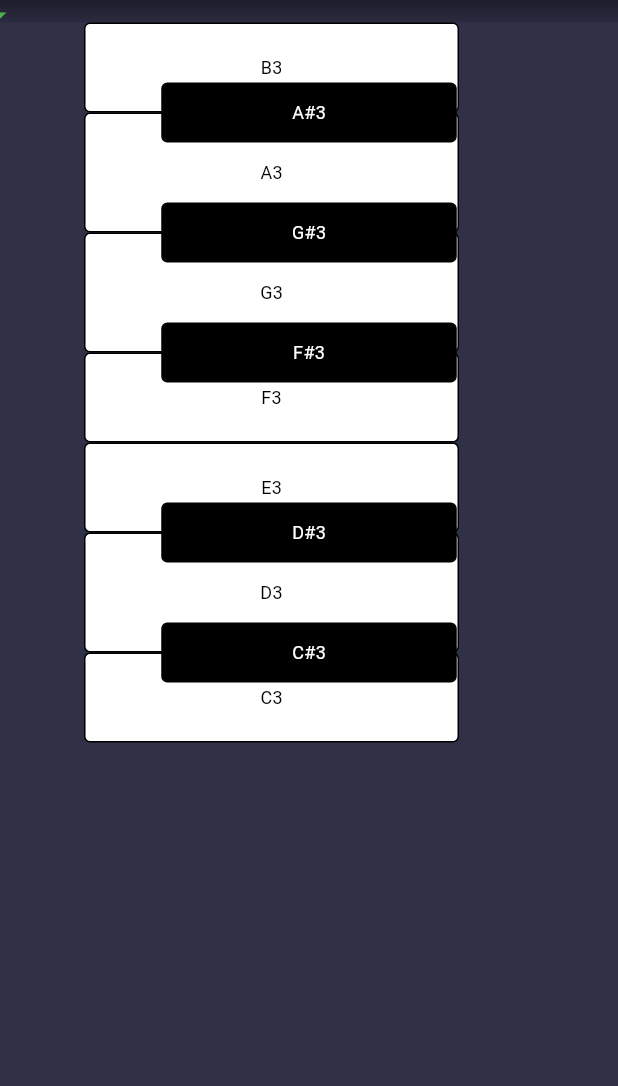
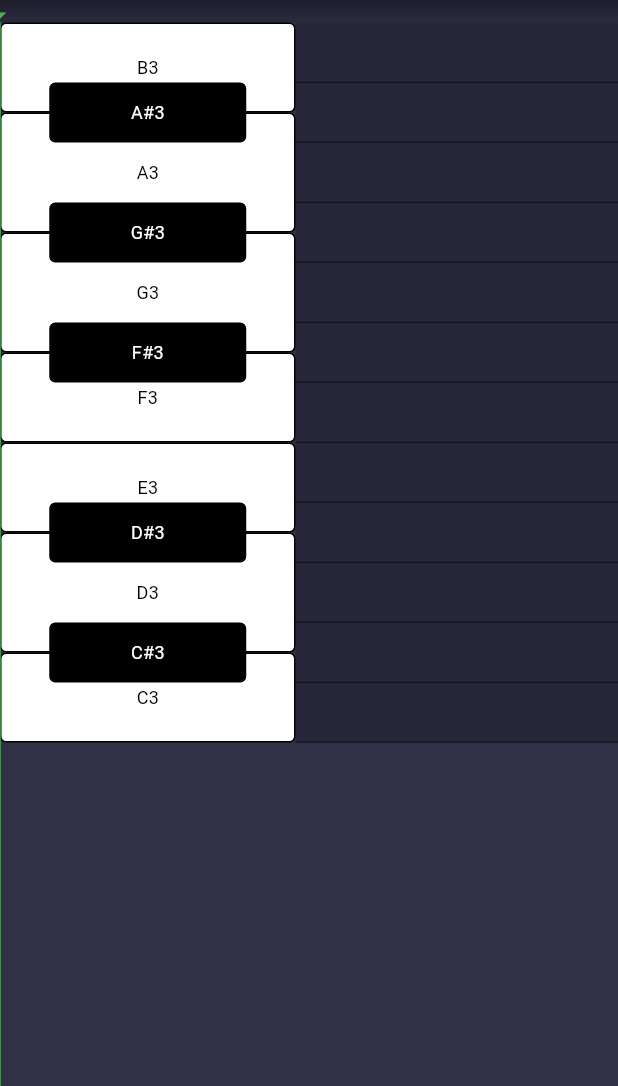
Before and after one commit to cc23319/MAISound_Flutter_App, a Flutter app: the screen it shows after launch, on a phone screen of 412 x 824 dp, the part 150-1236 px from its top. Run offline on Flutter 3.47's test engine with Material 3 defaults, Android fonts, the phone set to English and light mode, and no system bars; our stand-ins replace audioplayers, font_awesome_flutter, shared_preferences; missing offline and left inert: dart:js_util, flutterflow_ui.

Commit message:
Agora sim o piano ta ficando bom

```diff
--- a/lib/classes/globals.dart
+++ b/lib/classes/globals.dart
@@ -1,5 +1,6 @@
 library MAISound.globals;
 
+import 'package:flutter/material.dart';
 import 'package:maisound/classes/instrument.dart';
 import 'package:maisound/classes/recorder.dart';
 
@@ -7,16 +8,15 @@ import 'package:maisound/classes/recorder.dart';
 String username = "user";
 
 // Config
-String project_name  = "Generic";
+String project_name = "Generic";
 double master_volume = 1;
-double BPM           = 130; // Influencia o quão rapido o valor de timestamp aumenta
-double timestamp     = 0.00; // Timestamp da musica em geral (Não é de uma track individual)
-bool playingCurrently = false;
+double BPM = 130; // Influencia o quão rapido o valor de timestamp aumenta
+double timestamp =
+    0.00; // Timestamp da musica em geral (Não é de uma track individual)
+ValueNotifier<bool> playingCurrently = ValueNotifier<bool>(false);
 
 // Lista de instrumentos do projeto
-List instruments = [
-  Instrument()
-];
+List instruments = [Instrument()];
 
 // Estruturação das tracks do projeto
 List main_tracks = [];
--- a/lib/main.dart
+++ b/lib/main.dart
@@ -18,7 +18,9 @@ class MyApp extends StatelessWidget {
   @override
   Widget build(BuildContext context) {
     return MaterialApp(
-        debugShowCheckedModeBanner: false, title: 'MAISound', home: TrackPageWidget());
+        debugShowCheckedModeBanner: false,
+        title: 'MAISound',
+        home: TrackPageWidget());
   }
 }
 
--- a/lib/track_page2.dart
+++ b/lib/track_page2.dart
@@ -4,18 +4,15 @@ import 'package:maisound/classes/track.dart';
 import 'package:maisound/ui/controlbar.dart';
 import 'package:maisound/ui/piano_row.dart';
 
-
-
 // Mostra uma track visualmente (Classe Track)
 class TrackPageWidget extends StatefulWidget {
-  const TrackPageWidget({super.key});//, required Track track});
+  const TrackPageWidget({super.key}); //, required Track track});
 
   @override
   _TrackPageWidgetState createState() => _TrackPageWidgetState();
 }
 
 class _TrackPageWidgetState extends State<TrackPageWidget> {
-
   // Debug
   late Instrument inst = Instrument();
   late Track track = Track(inst);
@@ -29,14 +26,18 @@ class _TrackPageWidgetState extends State<TrackPageWidget> {
           // Barra de controle no topo
           ControlBarWidget(),
 
-          // Piano Row without unnecessary Container
+          // Piano Row expanded to take full horizontal space
           Expanded(
-            child: PianoRowWidget(track: track),
-          ),
+            child: Row(
+              children: [
+                Expanded(
+                  child: PianoRowWidget(track: track),
+                ),
+              ],
+            ),
+          )
         ],
       ),
     );
   }
-
-
 }
--- a/lib/ui/controlbar.dart
+++ b/lib/ui/controlbar.dart
@@ -79,14 +79,14 @@ class _ControlBarWidget extends State<ControlBarWidget> {
                   borderWidth: 1,
                   buttonSize: 40,
                   fillColor: const Color(0xFF4B4B5B),
-                  icon: playingCurrently
+                  icon: playingCurrently.value
                       ? const Icon(Icons.pause_circle,
                           color: Colors.white, size: 24)
                       : const Icon(Icons.play_circle,
                           color: Colors.white, size: 24),
                   onPressed: () {
                     setState(() {
-                      playingCurrently = !playingCurrently;
+                      playingCurrently.value = !playingCurrently.value;
                     });
                   },
                 ),
--- a/lib/ui/instrument_tracks.dart
+++ b/lib/ui/instrument_tracks.dart
@@ -56,7 +56,8 @@ class _InstrumentTracksState extends State<InstrumentTracks> {
                             itemBuilder: (context, index) {
                               final instrument = instruments[index];
                               return Padding(
-                                padding: const EdgeInsets.symmetric(vertical: 8.0),
+                                padding:
+                                    const EdgeInsets.symmetric(vertical: 8.0),
                                 child: Stack(
                                   children: [
                                     Material(
@@ -69,14 +70,18 @@ class _InstrumentTracksState extends State<InstrumentTracks> {
                                         height: 120,
                                         padding: const EdgeInsets.all(16.0),
                                         child: Column(
-                                          mainAxisAlignment: MainAxisAlignment.center,
+                                          mainAxisAlignment:
+                                              MainAxisAlignment.center,
                                           children: [
                                             Row(
-                                              mainAxisAlignment: MainAxisAlignment.spaceBetween,
+                                              mainAxisAlignment:
+                                                  MainAxisAlignment
+                                                      .spaceBetween,
                                               children: [
                                                 Text(
                                                   instrument.name,
-                                                  style: TextStyle(fontSize: 18),
+                                                  style:
+                                                      TextStyle(fontSize: 18),
                                                 ),
                                               ],
                                             ),
@@ -85,7 +90,8 @@ class _InstrumentTracksState extends State<InstrumentTracks> {
                                               min: 0,
                                               max: 100,
                                               divisions: 10,
-                                              label: '${instrument.volume.round()}',
+                                              label:
+                                                  '${instrument.volume.round()}',
                                               onChanged: (newValue) {
                                                 setState(() {
                                                   instrument.volume = newValue;
@@ -142,12 +148,15 @@ class _InstrumentTracksState extends State<InstrumentTracks> {
                           child: Stack(
                             children: [
                               Container(
-                                height: 120, // Match the height with the first column
+                                height:
+                                    120, // Match the height with the first column
                                 color: instrument.color.withOpacity(0.1),
-                                margin: const EdgeInsets.symmetric(vertical: 8.0),
+                                margin:
+                                    const EdgeInsets.symmetric(vertical: 8.0),
                                 child: Center(),
                               ),
-                              for (var track in main_tracks.where((track) => track[0] == index))
+                              for (var track in main_tracks
+                                  .where((track) => track[0] == index))
                                 Positioned(
                                   left: track[1], // Set the position
                                   child: Draggable<Map<String, dynamic>>(
@@ -156,8 +165,10 @@ class _InstrumentTracksState extends State<InstrumentTracks> {
                                       width: track[2] - track[1],
                                       height: 120,
                                       decoration: BoxDecoration(
-                                        color: instrument.color.withOpacity(0.6),
-                                        border: Border.all(color: Colors.black, width: 1),
+                                        color:
+                                            instrument.color.withOpacity(0.6),
+                                        border: Border.all(
+                                            color: Colors.black, width: 1),
                                       ),
                                       child: Column(
                                         children: [
@@ -168,7 +179,9 @@ class _InstrumentTracksState extends State<InstrumentTracks> {
                                             child: Center(
                                               child: Text(
                                                 '${instrument.name} #${index + 1}',
-                                                style: TextStyle(color: Colors.white, fontSize: 14),
+                                                style: TextStyle(
+                                                    color: Colors.white,
+                                                    fontSize: 14),
                                               ),
                                             ),
                                           ),
@@ -183,8 +196,10 @@ class _InstrumentTracksState extends State<InstrumentTracks> {
                                       width: track[2] - track[1],
                                       height: 120,
                                       decoration: BoxDecoration(
-                                        color: instrument.color.withOpacity(0.6),
-                                        border: Border.all(color: Colors.black, width: 1),
+                                        color:
+                                            instrument.color.withOpacity(0.6),
+                                        border: Border.all(
+                                            color: Colors.black, width: 1),
                                       ),
                                       child: Column(
                                         children: [
@@ -195,7 +210,9 @@ class _InstrumentTracksState extends State<InstrumentTracks> {
                                             child: Center(
                                               child: Text(
                                                 '${instrument.name} #${index + 1}',
-                                                style: TextStyle(color: Colors.white, fontSize: 14),
+                                                style: TextStyle(
+                                                    color: Colors.white,
+                                                    fontSize: 14),
                                               ),
                                             ),
                                           ),
@@ -209,7 +226,8 @@ class _InstrumentTracksState extends State<InstrumentTracks> {
                                       setState(() {
                                         // Update the start position after dragging
                                         track[1] = details.offset.dx;
-                                        track[2] = track[1] + 100; // Recalculate end
+                                        track[2] =
+                                            track[1] + 100; // Recalculate end
                                       });
                                     },
                                   ),
@@ -225,16 +243,7 @@ class _InstrumentTracksState extends State<InstrumentTracks> {
             ),
           ],
         ),
-        // Thin line extending from marker to the bottom of the screen
-        Positioned(
-          left: _markerPosition - 0.5, // Align the line with the marker's position
-          top: 15, // Start just below the marker
-          child: Container(
-            width: 1, // Thin line
-            height: screenHeight - 30, // Extend to the bottom of the screen
-            color: Colors.green, // Line color (same as the marker)
-          ),
-        ),
+        getLine(_markerPosition, screenHeight)
       ],
     );
   }
--- a/lib/ui/marker.dart
+++ b/lib/ui/marker.dart
@@ -1,25 +1,82 @@
+import 'dart:async';
+
 import 'package:flutter/material.dart';
+import 'package:maisound/classes/globals.dart';
+
+// Retorna a linha que estende do marcador
+Widget getLine(_markerPosition, screenHeight) {
+  // Thin line extending from marker to the bottom of the screen
+  return Positioned(
+    left: _markerPosition - 0.5, // Align the line with the marker's position
+    top: 15, // Start just below the marker
+    child: Container(
+      width: 1, // Thin line
+      height: screenHeight - 30, // Extend to the bottom of the screen
+      color: Colors.green, // Line color (same as the marker)
+    ),
+  );
+}
 
 class TimestampMarker extends StatefulWidget {
   final Function(double) onPositionChanged; // Callback for position changes
 
-  TimestampMarker({required this.onPositionChanged}); // Add the required callback in the constructor
+  TimestampMarker({required this.onPositionChanged}); // callback
 
   @override
   _TimestampMarkerState createState() => _TimestampMarkerState();
 }
 
 class _TimestampMarkerState extends State<TimestampMarker> {
+  // Posição do marcador
   double _markerPosition = 0.0;
 
+  // Timer utilizado para aumentar a posição do marcador
+  Timer? _timer;
+
+  // Começa a incrementar a posição do marcador com base no BPM
+  void _startIncrementing() {
+    _timer = Timer.periodic(Duration(milliseconds: 1), (timer) {
+      _markerPosition += BPM / 60;
+      widget.onPositionChanged(_markerPosition); // Notifica a classe pai
+    });
+  }
+
+  // Para a incremnetação
+  void _stopIncrementing() {
+    if (_timer != null) {
+      _timer!.cancel();
+    }
+  }
+
+  // Quando esta classe é deixada de lado para de incrementar
+  @override
+  void dispose() {
+    _stopIncrementing();
+    super.dispose();
+  }
+
+  @override
+  void initState() {
+    super.initState();
+
+    // Escuta a variavel global de tocar a musica
+    playingCurrently.addListener(() {
+      if (playingCurrently.value) {
+        _startIncrementing();
+      } else {
+        _stopIncrementing();
+      }
+    });
+  }
+
   void _onTap(BuildContext context, TapDownDetails details) {
-    // Get the x position relative to the container
+    // Pega posição X relativa ao container
     final RenderBox box = context.findRenderObject() as RenderBox;
     final localPosition = box.globalToLocal(details.globalPosition);
     setState(() {
       _markerPosition = localPosition.dx;
 
-      // Call the callback to notify parent widget
+      // Notifica a classe pai da mudança
       widget.onPositionChanged(_markerPosition);
     });
   }
@@ -29,25 +86,25 @@ class _TimestampMarkerState extends State<TimestampMarker> {
     return GestureDetector(
       onTapDown: (details) => _onTap(context, details),
       child: Container(
-        height: 15, // Not too tall
+        height: 15,
         decoration: BoxDecoration(
           gradient: LinearGradient(
             begin: Alignment.topCenter,
             end: Alignment.bottomCenter,
             colors: [
-              Colors.black.withOpacity(0.4), // Darker at the top
-              Colors.black.withOpacity(0.1), // Lighter towards the bottom
+              Colors.black.withOpacity(0.4), // Mais escuro ao topo
+              Colors.black.withOpacity(0.1), // Mais claro embaixo
             ],
           ),
         ),
         child: Stack(
           children: [
             Positioned(
-              left: _markerPosition - 10, // Offset to center the triangle
+              left: _markerPosition - 10, // Offset na seta
               top: 0,
               child: Icon(
                 Icons.arrow_drop_down,
-                size: 20, // Size of the green arrow
+                size: 20, // Tamanho da seta
                 color: Colors.green,
               ),
             ),
--- a/lib/ui/piano_row.dart
+++ b/lib/ui/piano_row.dart
@@ -52,7 +52,9 @@ class _NoteWidgetState extends State<NoteWidget> {
         height: widget.height,
         decoration: BoxDecoration(
           color: _isPressed
-              ? (widget.isBlack ? Color.fromARGB(255, 29, 29, 29) : Colors.white70)
+              ? (widget.isBlack
+                  ? Color.fromARGB(255, 29, 29, 29)
+                  : Colors.white70)
               : (widget.isBlack ? Colors.black : Colors.white),
           border: Border.all(color: Colors.black),
           borderRadius: BorderRadius.circular(4),
@@ -91,9 +93,18 @@ class _PianoRowWidgetState extends State<PianoRowWidget> {
 
   // Lista de notas na vertical
   final List<Map<String, bool>> _notes = [
-    {'C3': false}, {'C#3': true}, {'D3': false}, {'D#3': true}, {'E3': false},
-    {'F3': false}, {'F#3': true}, {'G3': false}, {'G#3': true}, {'A3': false},
-    {'A#3': true}, {'B3': false},
+    {'C3': false},
+    {'C#3': true},
+    {'D3': false},
+    {'D#3': true},
+    {'E3': false},
+    {'F3': false},
+    {'F#3': true},
+    {'G3': false},
+    {'G#3': true},
+    {'A3': false},
+    {'A#3': true},
+    {'B3': false},
   ];
 
   // Quando alguma nota é pressionada esta função e chamada
@@ -110,6 +121,8 @@ class _PianoRowWidgetState extends State<PianoRowWidget> {
 
   @override
   Widget build(BuildContext context) {
+    final screenHeight = MediaQuery.of(context).size.height;
+
     return Stack(
       children: [
         Column(
@@ -117,17 +130,29 @@ Widget build(BuildContext context) {
             // Timestamp marker at the top
             TimestampMarker(onPositionChanged: _updateMarkerPosition),
 
+            // Horizontal layout with piano on the left and grid on the right
+            Expanded(
+              child: Row(
+                crossAxisAlignment: CrossAxisAlignment.start,
+                children: [
                   // Vertical piano notes
                   SizedBox(
-            width: 300,
+                    width: 197, // Fixed width for the piano keys
                     child: Stack(
                       children: [
                         // White keys
                         Column(
                           mainAxisAlignment: MainAxisAlignment.start,
-                  children: _notes.reversed.where((note) => !note.values.first).map((note) {
+                          children: _notes.reversed
+                              .where((note) => !note.values.first)
+                              .map((note) {
                             // Adjust height for B and C
-                    double height = (note.keys.first == 'B3' || note.keys.first == 'C3' || note.keys.first == 'E3' || note.keys.first == 'F3') ? 60 : 80;
+                            double height = (note.keys.first == 'B3' ||
+                                    note.keys.first == 'C3' ||
+                                    note.keys.first == 'E3' ||
+                                    note.keys.first == 'F3')
+                                ? 60
+                                : 80;
                             return NoteWidget(
                               note: note.keys.first,
                               isBlack: false,
@@ -135,7 +160,8 @@ Widget build(BuildContext context) {
 
                               // Note functions
                               onPressed: () => _onNotePressed(note.keys.first),
-                      onReleased: () => _onNoteReleased(note.keys.first),
+                              onReleased: () =>
+                                  _onNoteReleased(note.keys.first),
                             );
                           }).toList(),
                         ),
@@ -143,13 +169,20 @@ Widget build(BuildContext context) {
                         // Black keys
                         Positioned.fill(
                           child: Column(
-                    children: _notes.reversed.where((note) => note.values.first).map((note) {
+                            children: _notes.reversed
+                                .where((note) => note.values.first)
+                                .map((note) {
                               // Offset based on whether the black key follows E or B
-                      double topPadding = (note.keys.first.startsWith('C#') || note.keys.first.startsWith('F#'))
+                              double topPadding =
+                                  (note.keys.first.startsWith('C#') ||
+                                          note.keys.first.startsWith('F#'))
                                       ? 40
                                       : 80; // Default padding
-                      if (note.keys.first.startsWith('F#') || note.keys.first.startsWith('G#') || note.keys.first.startsWith('A#')) {
-                        topPadding = 40; // Adjust padding for black notes after B/E
+                              if (note.keys.first.startsWith('F#') ||
+                                  note.keys.first.startsWith('G#') ||
+                                  note.keys.first.startsWith('A#')) {
+                                topPadding =
+                                    40; // Adjust padding for black notes after B/E
                               }
 
                               return Padding(
@@ -159,67 +192,70 @@ Widget build(BuildContext context) {
                                   child: NoteWidget(
                                     note: note.keys.first,
                                     isBlack: true,
-                            width: 197,
-
+                                    width:
+                                        197 / 1.5, // Fixed width for black keys
                                     // Note functions
-                            onPressed: () => _onNotePressed(note.keys.first),
-                            onReleased: () => _onNoteReleased(note.keys.first),
+                                    onPressed: () =>
+                                        _onNotePressed(note.keys.first),
+                                    onReleased: () =>
+                                        _onNoteReleased(note.keys.first),
                                   ),
                                 ),
                               );
                             }).toList(),
                           ),
                         ),
+                      ],
+                    ),
+                  ),
 
-
-                // Note Grid
-                // Positioned.fill(
-                //   child: Column(
-                //     children: [
-                //       Expanded(
-                //         child: GridView.builder(
-                //           itemCount: _notes.length,
-                //           gridDelegate: SliverGridDelegateWithFixedCrossAxisCount(
-                //             crossAxisCount: 1,  // One column for grid
-                //             childAspectRatio: 7.5,  // Adjust to match note height
-                //           ),
-                //           itemBuilder: (context, index) {
-                //             return Container(
-                //               height: 40, // Fixed height for each grid row
-                //               decoration: BoxDecoration(
-                //                 border: Border(
-                //                   bottom: BorderSide(color: Colors.grey, width: 0.5),
-                //                 ),
-                //               ),
-                //               child: Row(
-                //                 children: [
-                //                   // Add any content you want inside each grid row
-                //                   Expanded(
-                //                     child: Container(
-                //                       color: Color.fromARGB(54, 5, 5, 5), // Grid background
-                //                     ),
-                //                   ),
-                //                 ],
-                //               ),
-                //             );
-                //           },
-                //         ),
-                //       ),
-                //     ],
-                //   ),
-                // )
-
-
-
+                  // Note grid extending to the right
+                  Expanded(
+                    child: Container(
+                      color: Colors
+                          .transparent, // Optional background color for the grid area
+                      child: GridView.builder(
+                        itemCount: _notes.length,
+                        gridDelegate: SliverGridDelegateWithFixedCrossAxisCount(
+                          crossAxisCount: 1, // 1 column for the grid
+                          mainAxisExtent: 40,
+                          //childAspectRatio: 1, // Adjust for note height
+                        ),
+                        itemBuilder: (context, index) {
+                          return Container(
+                            height: 56, // Fixed height for each row in the grid
+                            decoration: BoxDecoration(
+                              border: Border(
+                                bottom: BorderSide(
+                                    color: const Color.fromARGB(255, 0, 0, 0),
+                                    width: 0.5),
+                              ),
+                            ),
+                            child: Row(
+                              children: [
+                                // Add content for each grid row, if needed
+                                Expanded(
+                                  child: Container(
+                                    color: Color.fromARGB(54, 5, 5,
+                                        5), // Background color of the grid
+                                  ),
+                                ),
+                              ],
+                            ),
+                          );
+                        },
+                      ),
+                    ),
+                  ),
                 ],
               ),
             ),
           ],
         ),
+        getLine(_markerPosition, screenHeight), // Marker line
       ],
     );
   }
-
 }
 
 class NoteGridWidget extends StatefulWidget {
@@ -230,13 +266,10 @@ class NoteGridWidget extends StatefulWidget {
 }
 
 class _NoteGridWidgetState extends State<NoteGridWidget> {
-
   @override
   Widget build(BuildContext context) {
     return Expanded(
-      child: Row(children: [
-
-      ]),
+      child: Row(children: []),
     );
   }
 }
```
Also changed, not shown: lib/project_page.dart (+7 -13 lines). Lines whose indentation alone changed are shown as unchanged.
